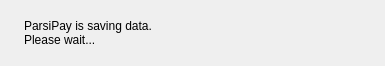
Before: the Qt Designer form src/gui/ui/exitwidget.ui in ParsiCoin/parsipay, drawn with Qt 5.
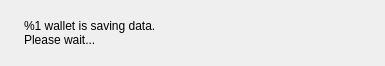
After: the same form once the commit is applied.

Patch:
```diff
--- a/src/gui/ui/exitwidget.ui
+++ b/src/gui/ui/exitwidget.ui
@@ -24,7 +24,7 @@
    <item>
     <widget class="QLabel" name="m_label">
      <property name="text">
-      <string>ParsiPay is saving data.
+      <string>%1 wallet is saving data.
 Please wait...</string>
      </property>
     </widget>
```
